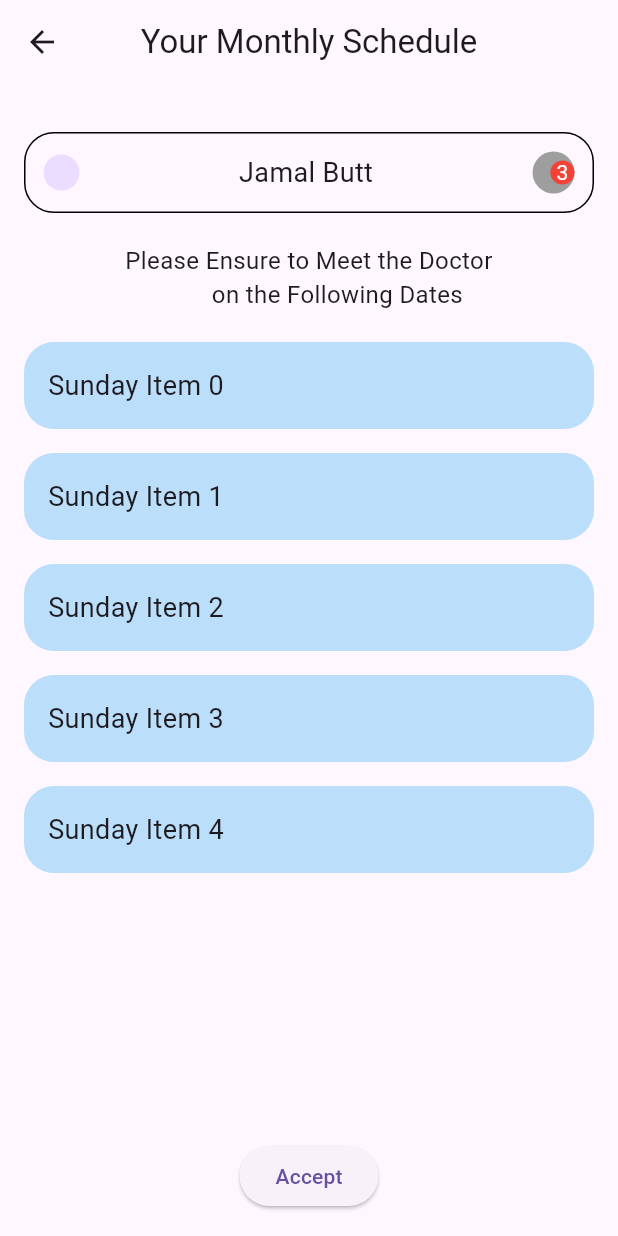
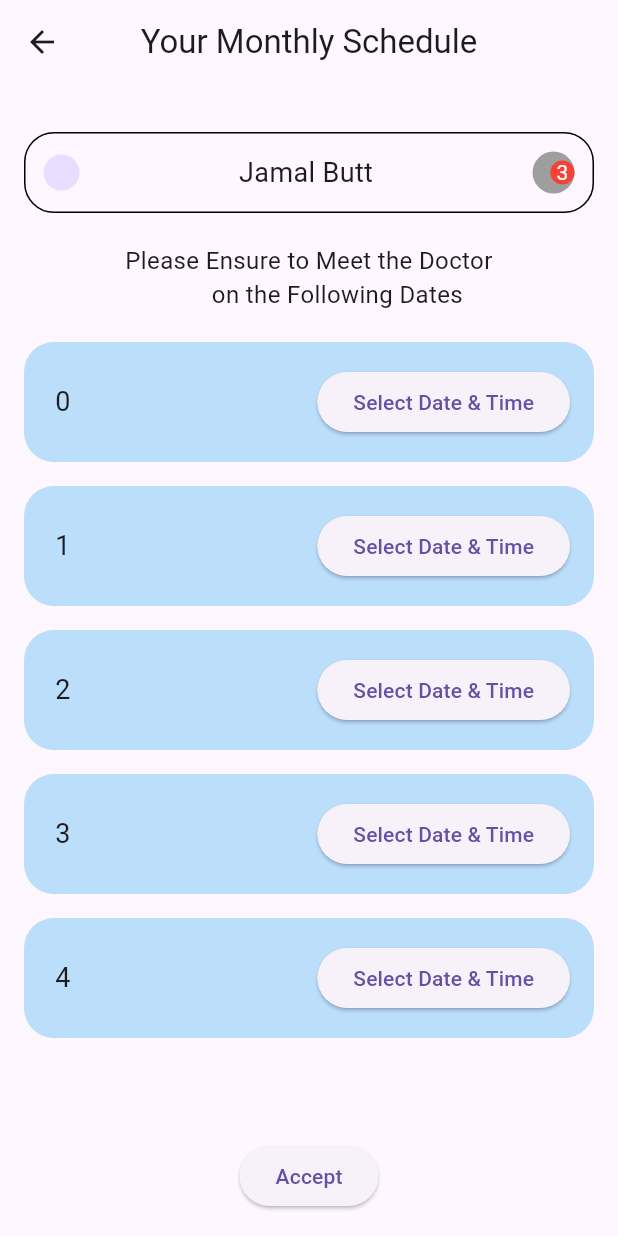
Before and after one commit to KhuramQasir/VirtualClinic, a Flutter app: the PatientMonthlySchedule screen opened directly, on a phone screen of 412 x 824 dp. Run offline on Flutter 3.47's test engine with Material 3 defaults, Android fonts, the phone set to English and light mode, and no system bars; our stand-ins replace camera, image_picker.

Commit message:
DateTime

```diff
--- a/lib/GetStart.dart
+++ b/lib/GetStart.dart
@@ -1,6 +1,7 @@
 import 'package:flutter/material.dart';
 
 import 'package:mcqs/McqsWithResponse.dart';
+import 'package:mcqs/PatientHome.dart';
 
 class GetStart extends StatelessWidget {
   @override
@@ -60,7 +61,7 @@ class GetStart extends StatelessWidget {
                         // Navigate to the MCQs screen
                         Navigator.push(
                           context,
-                          MaterialPageRoute(builder: (context) => McqsWithResponse()),
+                          MaterialPageRoute(builder: (context) => PatientHome()),
                         );
                       },
                       child: Container(
--- a/lib/PatientMontlySchedule.dart
+++ b/lib/PatientMontlySchedule.dart
@@ -1,16 +1,18 @@
-
-
 import 'package:flutter/material.dart';
 import 'package:mcqs/Home.dart';
 
-
-
-
-class PatientMonthlySchedule extends StatelessWidget {
-  const PatientMonthlySchedule ({Key? key}) : super(key: key);
+class PatientMonthlySchedule extends StatefulWidget {
+  const PatientMonthlySchedule({Key? key}) : super(key: key);
 
   @override
+  _PatientMonthlyScheduleState createState() =>
+      _PatientMonthlyScheduleState();
+}
 
+class _PatientMonthlyScheduleState extends State<PatientMonthlySchedule> {
+  List<DateTime?> selectedDates = List.filled(5, null);
+
+  @override
   Widget build(BuildContext context) {
     return Scaffold(
       appBar: AppBar(
@@ -75,26 +77,48 @@ class PatientMonthlySchedule extends StatelessWidget {
             ),
             SizedBox(height: 20),
             Expanded(
-              child: ListView.separated(
-                physics: NeverScrollableScrollPhysics(),
+              child: ListView.builder(
                 itemCount: 5,
-                separatorBuilder: (context, index) => SizedBox(height: 16),
-                itemBuilder: (context, index) => Container(
+                itemBuilder: (context, index) {
+                  return Column(
+                    children: [
+                      Container(
                         padding: EdgeInsets.all(16),
                         decoration: BoxDecoration(
                           color: Colors.blue[100],
                           borderRadius: BorderRadius.circular(20),
                         ),
+                        child: Row(
+                          mainAxisAlignment: MainAxisAlignment.spaceBetween,
+                          children: [
+                            Expanded(
                               child: Text(
-                    "Sunday Item $index",
+                                selectedDates[index] != null
+                                    ? " $index - ${selectedDates[index]!.day}/${selectedDates[index]!.month}/${selectedDates[index]!.year} ${selectedDates[index]!.hour}:${selectedDates[index]!.minute}"
+                                    : " $index",
                                 style: TextStyle(fontSize: 18),
                               ),
                             ),
+                            ElevatedButton(
+                              onPressed: () {
+                                _selectDateTime(context, index);
+                              },
+                              child: Text("Select Date & Time"),
+                            ),
+                          ],
+                        ),
+                      ),
+                      SizedBox(height: 16),
+                    ],
+                  );
+                },
               ),
             ),
             SizedBox(height: 20),
             ElevatedButton(
-              onPressed: () {navigateToPatientReport;},
+              onPressed: () {
+                navigateToPatientReport(context); // Navigate to another screen
+              },
               child: Text("Accept"),
             ),
           ],
@@ -102,11 +126,45 @@ class PatientMonthlySchedule extends StatelessWidget {
       ),
     );
   }
+
+  // Function to open date picker for a specific index
+  Future<void> _selectDateTime(BuildContext context, int index) async {
+    final DateTime? pickedDate = await showDatePicker(
+      context: context,
+      initialDate: DateTime.now(),
+      firstDate: DateTime(2020),
+      lastDate: DateTime(2101),
+    );
+    if (pickedDate != null) {
+      final TimeOfDay? pickedTime = await showTimePicker(
+        context: context,
+        initialTime: TimeOfDay.now(),
+      );
+      if (pickedTime != null) {
+        setState(() {
+          selectedDates[index] = DateTime(
+            pickedDate.year,
+            pickedDate.month,
+            pickedDate.day,
+            pickedTime.hour,
+            pickedTime.minute,
+          );
+        });
+      }
+    }
+  }
+
+  // Function to navigate to another screen
   void navigateToPatientReport(BuildContext context) {
     Navigator.push(
       context,
       MaterialPageRoute(builder: (context) => HomeScreen()),
     );
   }
+}
 
+void main() {
+  runApp(MaterialApp(
+    home: PatientMonthlySchedule(),
+  ));
 }
```
Lines whose indentation alone changed are shown as unchanged.
